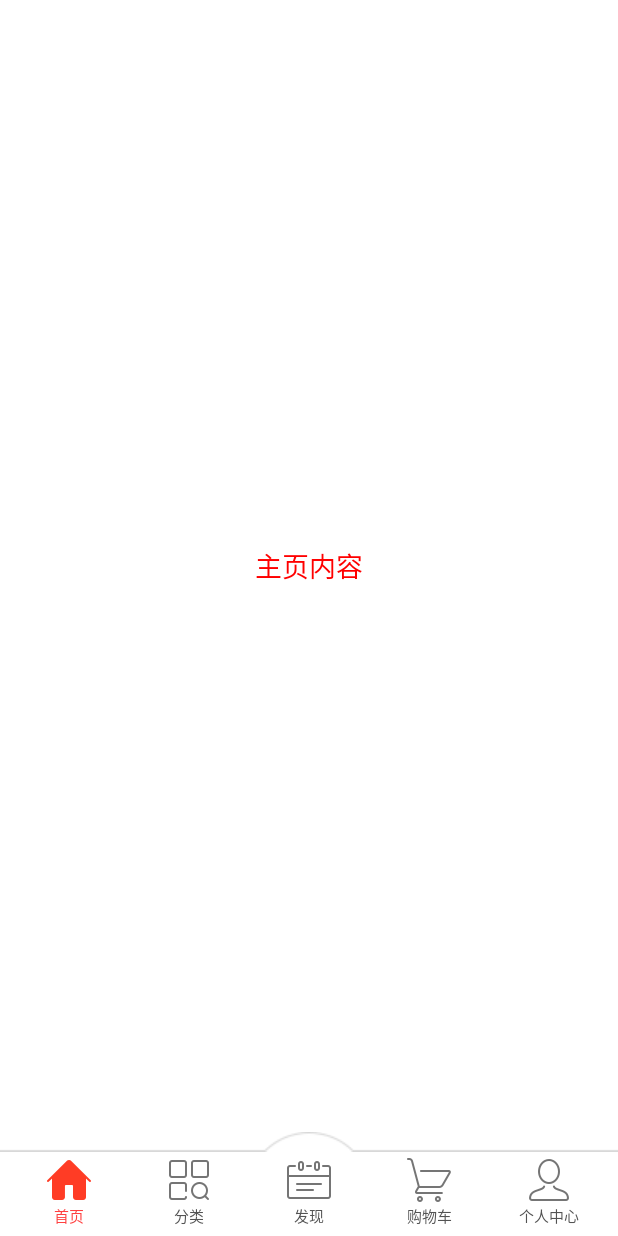
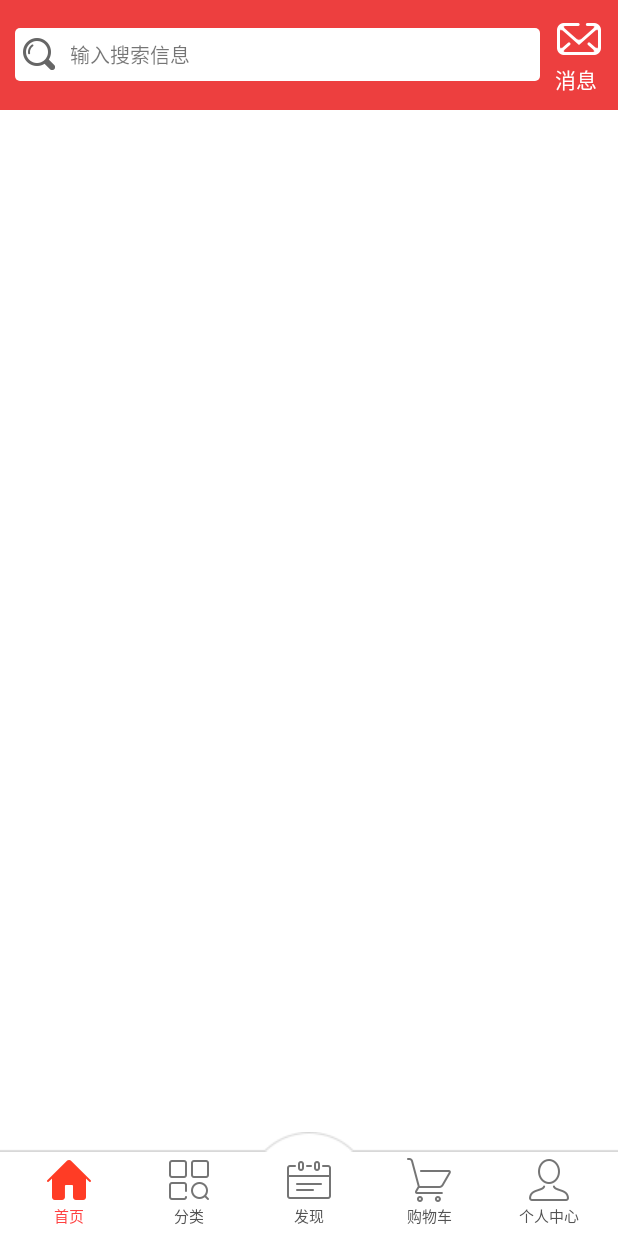
Before and after one commit to baigudao/ShoppingMall1, an Android app: the screen it shows after launch (MainActivity), on a phone screen of 412 x 824 dp. Run offline under Robolectric (Android 15) with nearby library versions, the phone set to English and light mode, and no system bars.

Commit message:
实现主页面的布局

```diff
--- a/app/build.gradle
+++ b/app/build.gradle
@@ -20,7 +20,8 @@ android {
 }
 
 dependencies {
-    compile fileTree(dir: 'libs', include: ['*.jar'])
+    compile fileTree(include: ['*.jar'], dir: 'libs')
     testCompile 'junit:junit:4.12'
     compile 'com.android.support:appcompat-v7:23.4.0'
+    compile 'com.android.support:recyclerview-v7:23.4.0'
 }
--- a/app/src/main/java/com/jackie/shoppingmall1/home/fragment/HomeFragment.java
+++ b/app/src/main/java/com/jackie/shoppingmall1/home/fragment/HomeFragment.java
@@ -1,33 +1,41 @@
 package com.jackie.shoppingmall1.home.fragment;
 
-import android.graphics.Color;
-import android.view.Gravity;
+import android.support.v7.widget.RecyclerView;
 import android.view.View;
+import android.widget.ImageView;
 import android.widget.TextView;
 
+import com.jackie.shoppingmall1.R;
 import com.jackie.shoppingmall1.base.BaseFragment;
 
 /**
  * Created by jackie on 2017/2/6 23:57.
  * QQ : 971060378
- * Used as : xxx
+ * Used as : 主页面的Fragment
  */
 public class HomeFragment extends BaseFragment {
 
-    private TextView textView;
+    private RecyclerView rvHome;
+    private ImageView ib_top;
+//    private HomeRecyclerAdapter adapter;
+    private TextView tv_search_home;
+    private TextView tv_message_home;
 
     @Override
     protected View initView() {
-        textView = new TextView(mContext);
-        textView.setGravity(Gravity.CENTER);
-        textView.setTextSize(18);
-        textView.setTextColor(Color.RED);
-        return textView;
+        View view = View.inflate(mContext, R.layout.fragment_home, null);
+        tv_search_home = (TextView) view.findViewById(R.id.tv_search_home);
+        tv_message_home = (TextView) view.findViewById(R.id.tv_message_home);
+        rvHome = (RecyclerView) view.findViewById(R.id.rv_home);
+        ib_top = (ImageView) view.findViewById(R.id.ib_top);
+        return view;
     }
 
+    /**
+     * 绑定数据
+     */
     @Override
     protected void initData() {
         super.initData();
-        textView.setText("主页内容");
     }
 }
--- /dev/null
+++ b/app/src/main/res/drawable/search_home_shape.xml
@@ -0,0 +1,6 @@
+<?xml version="1.0" encoding="utf-8"?>
+<shape xmlns:android="http://schemas.android.com/apk/res/android"
+    android:shape="rectangle">
+    <solid android:color="#fff" />
+    <corners android:radius="3dp" />
+</shape>
--- /dev/null
+++ b/app/src/main/res/layout/fragment_home.xml
@@ -0,0 +1,28 @@
+<RelativeLayout xmlns:android="http://schemas.android.com/apk/res/android"
+    xmlns:tools="http://schemas.android.com/tools"
+    android:layout_width="match_parent"
+    android:layout_height="match_parent"
+    tools:context=".home.fragment.HomeFragment">
+
+    <include
+        android:id="@+id/titlebar"
+        layout="@layout/titlebar" />
+
+    <android.support.v7.widget.RecyclerView
+        android:id="@+id/rv_home"
+        android:layout_width="match_parent"
+        android:layout_height="match_parent"
+        android:layout_below="@id/titlebar" />
+
+    <ImageButton
+        android:id="@+id/ib_top"
+        android:layout_width="40dp"
+        android:layout_height="40dp"
+        android:layout_alignParentBottom="true"
+        android:layout_alignParentRight="true"
+        android:layout_marginBottom="20dp"
+        android:layout_marginRight="20dp"
+        android:background="@drawable/top_btn"
+        android:visibility="gone" />
+
+</RelativeLayout>
--- /dev/null
+++ b/app/src/main/res/layout/titlebar.xml
@@ -0,0 +1,32 @@
+<?xml version="1.0" encoding="utf-8"?>
+<LinearLayout xmlns:android="http://schemas.android.com/apk/res/android"
+    android:layout_width="match_parent"
+    android:layout_height="wrap_content"
+    android:background="#ed3f3f"
+    android:orientation="horizontal">
+
+    <TextView
+        android:id="@+id/tv_search_home"
+        android:layout_width="wrap_content"
+        android:layout_height="35dp"
+        android:layout_gravity="center_vertical"
+        android:layout_marginLeft="10dp"
+        android:layout_weight="1"
+        android:background="@drawable/search_home_shape"
+        android:drawableLeft="@drawable/home_search_icon"
+        android:drawablePadding="10dp"
+        android:gravity="center_vertical"
+        android:padding="5dp"
+        android:text="输入搜索信息"
+        android:textSize="13sp" />
+
+    <TextView
+        android:id="@+id/tv_message_home"
+        android:layout_width="wrap_content"
+        android:layout_height="wrap_content"
+        android:layout_margin="10dp"
+        android:drawableTop="@drawable/new_message_icon"
+        android:text="消息"
+        android:textColor="#fff" />
+
+</LinearLayout>
```
Also changed, not shown: app/src/main/res/drawable-hdpi-v4/home_search_icon.png (added), app/src/main/res/drawable-hdpi-v4/new_message_icon.png (added), app/src/main/res/drawable-hdpi-v4/top_btn.png (added).
